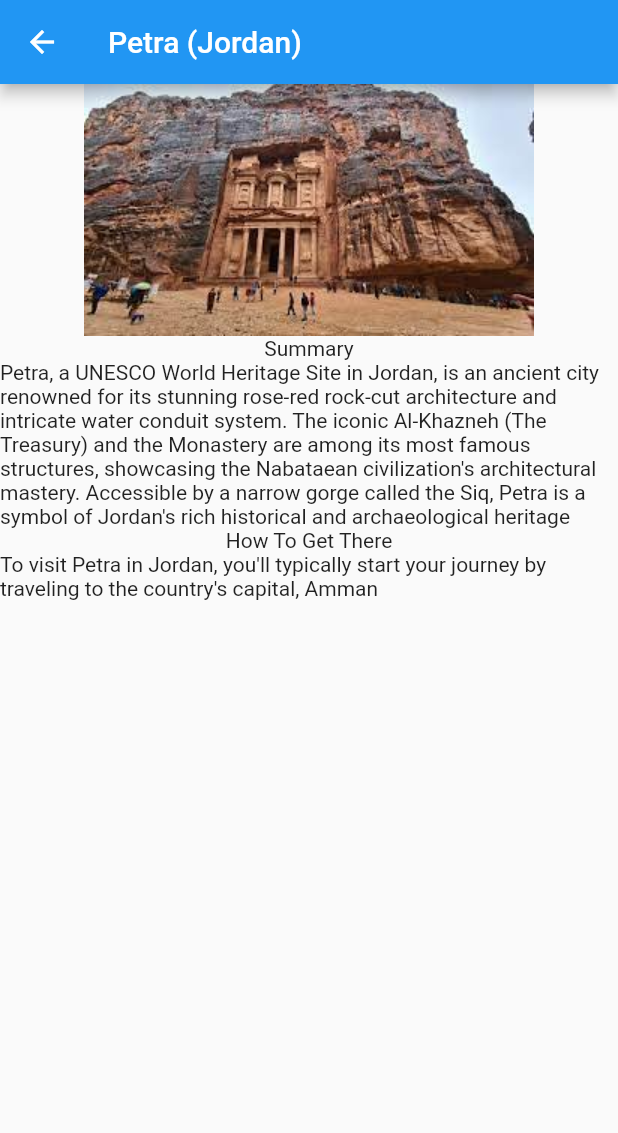
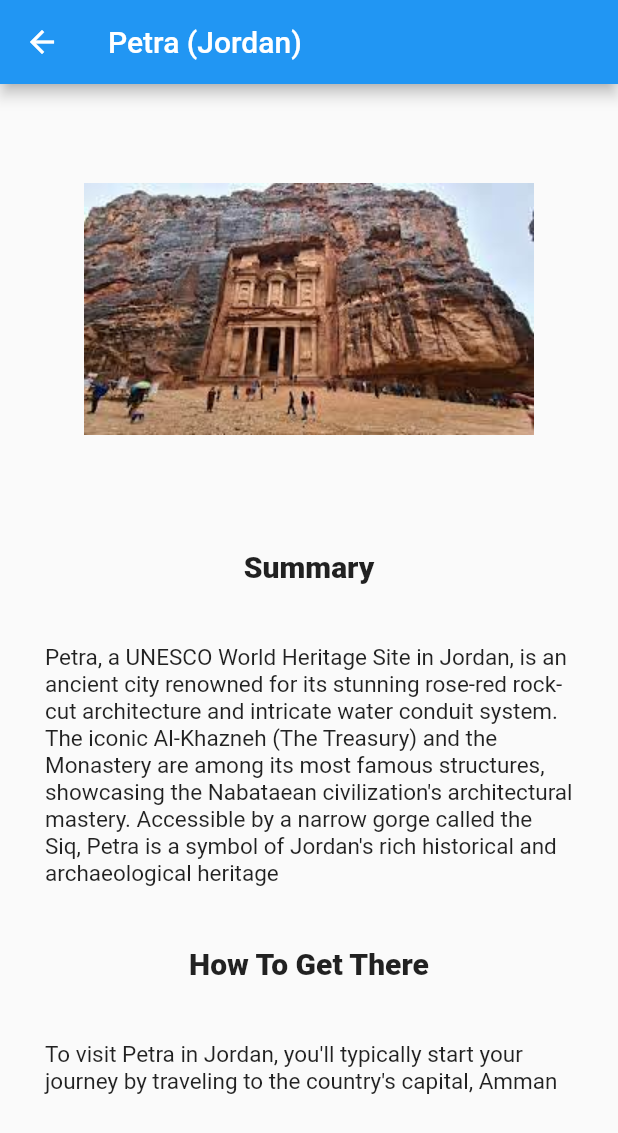
Before and after one commit to pavants777/New-Seven-Wonders-of-the-World, a Flutter app: the screen it shows after launch, after a tap on the "menu" icon, after a tap on "Petra (Jordan)", on a phone screen of 412 x 824 dp. Shown: the top 1133 px of the screen. Run offline on Flutter 3.47's test engine with Material 2 defaults, Android fonts, the phone set to English and light mode, and no system bars.

Commit message:
Third commit

```diff
--- /dev/null
+++ b/lib/GVariables/variables.dart
@@ -0,0 +1,10 @@
+import '../mocks/mocks_data.dart';
+import '../models/location.dart';
+
+final Location china = MockDataChina.FetchAny();
+final Location jordan = MockDataJordan.FetchAny();
+final Location brazil = MockDataBrazil.FetchAny();
+final Location peru = MockDataPeru.FetchAny();
+final Location mexico = MockDataMexico.FetchAny();
+final Location italy = MockDataItaly.FetchAny();
+final Location india = MockDataIndia.FetchAny();
--- a/lib/Page/Homepage.dart
+++ b/lib/Page/Homepage.dart
@@ -1,7 +1,7 @@
+import 'package:flutter/foundation.dart';
 import 'package:flutter/material.dart';
 import 'package:seven_wonders/Page/Screen.dart';
-import '../mocks/mocks_data.dart';
-import '../models/location.dart';
+import '../GVariables/variables.dart';
 
 class HomePage extends StatefulWidget {
   @override
@@ -10,13 +10,6 @@ class HomePage extends StatefulWidget {
 
 class _HomePageState extends State<HomePage> {
   final GlobalKey<ScaffoldState> _scaffoldKey = GlobalKey<ScaffoldState>();
-  final Location china = MockDataChina.FetchAny();
-  final Location jordan = MockDataJordan.FetchAny();
-  final Location brazil = MockDataBrazil.FetchAny();
-  final Location peru = MockDataPeru.FetchAny();
-  final Location mexico = MockDataMexico.FetchAny();
-  final Location italy = MockDataItaly.FetchAny();
-  final Location india = MockDataIndia.FetchAny();
 
   @override
   Widget build(BuildContext context) {
@@ -123,34 +116,58 @@ class _HomePageState extends State<HomePage> {
           ],
         ),
       ),
-      body: HomeSheet(),
+      body: HomeSheet(context),
     );
   }
 }
 
-Widget HomeSheet() {
+Widget HomeSheet(BuildContext context) {
   return ListView(
     children: <Widget>[
       ListTile(
-        title: Image.asset('assets/01.jpg'),
+        onTap: () {
+          Navigator.push((context),
+              MaterialPageRoute(builder: (context) => Screen(location: china)));
+        },
+        title: Container(
+          constraints: BoxConstraints.tightFor(
+            width: 100.0,
+            height: 200,
+          ),
+          padding: EdgeInsets.all(20),
+          child: Column(
+            children: [
+              Image.asset(
+                'assets/01.jpg',
+              ),
+              Text(
+                'Great Wall of China (China)',
+                softWrap: true,
+              ),
+            ],
+          ),
+        ),
       ),
       ListTile(
-        title: Image.asset('assets/02.jpg'),
+        title: Image.asset(
+          'assets/02.jpg',
+          fit: BoxFit.fitWidth,
+        ),
       ),
       ListTile(
-        title: Image.asset('assets/03.jpg'),
+        title: Image.asset('assets/03.jpg', fit: BoxFit.fitWidth),
       ),
       ListTile(
-        title: Image.asset('assets/04.jpg'),
+        title: Image.asset('assets/04.jpg', fit: BoxFit.fitWidth),
       ),
       ListTile(
-        title: Image.asset('assets/05.jpg'),
+        title: Image.asset('assets/05.jpg', fit: BoxFit.fitWidth),
       ),
       ListTile(
-        title: Image.asset('assets/06.jpg'),
+        title: Image.asset('assets/06.jpg', fit: BoxFit.fitWidth),
       ),
       ListTile(
-        title: Image.asset('assets/07.jpg'),
+        title: Image.asset('assets/07.jpg', fit: BoxFit.fitWidth),
       ),
     ],
   );
--- a/lib/Page/Screen.dart
+++ b/lib/Page/Screen.dart
@@ -11,22 +11,18 @@ class Screen extends StatelessWidget {
       appBar: AppBar(
         title: Text(location.name ?? 'Unkown'),
       ),
-      body: Container(
-        child: Column(
+      body: Column(
         children: [
           Container(
+            constraints: BoxConstraints.tightFor(height: 300.0),
             child: Image.asset(
               location.url ?? 'assets/01.jpg',
-                fit: BoxFit.contain,
             ),
           ),
-            Center(
-              child: Column(
+          Column(
             children: _renders(location),
           ),
-            ),
         ],
-        ),
       ),
     );
   }
@@ -43,9 +39,22 @@ List<Widget> _renders(Location location) {
 }
 
 Widget _sectiontitle(String? title) {
-  return Text(title ?? 'Unknow');
+  return Container(
+    padding: EdgeInsets.all(10),
+    child: Text(
+      title ?? 'Unknow',
+      textAlign: TextAlign.left,
+      style: TextStyle(fontSize: 20.0, fontWeight: FontWeight.w900),
+    ),
+  );
 }
 
 Widget _sectiontext(String? text) {
-  return Text(text ?? 'Unknow');
+  return Container(
+      padding: EdgeInsets.all(30),
+      child: Text(
+        text ?? 'Unknow',
+        textAlign: TextAlign.left,
+        style: TextStyle(fontSize: 15),
+      ));
 }
```
Lines whose indentation alone changed are shown as unchanged.
